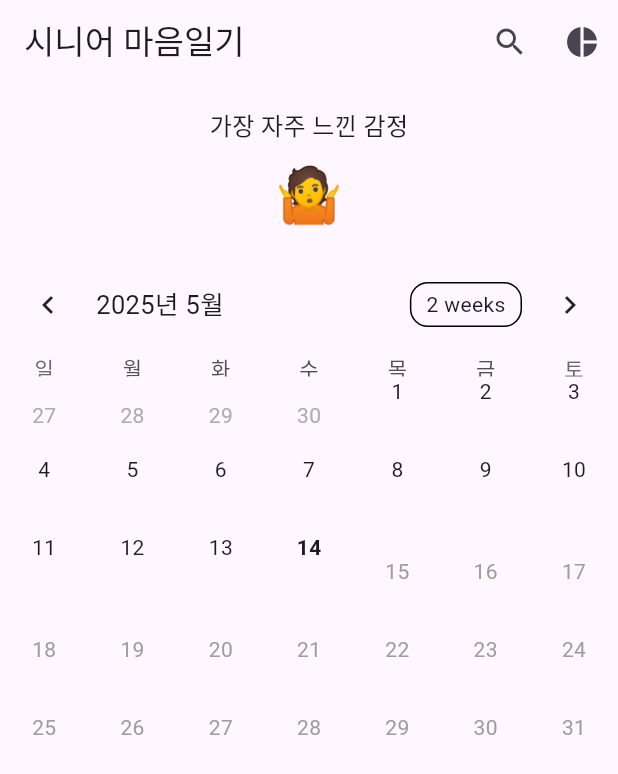
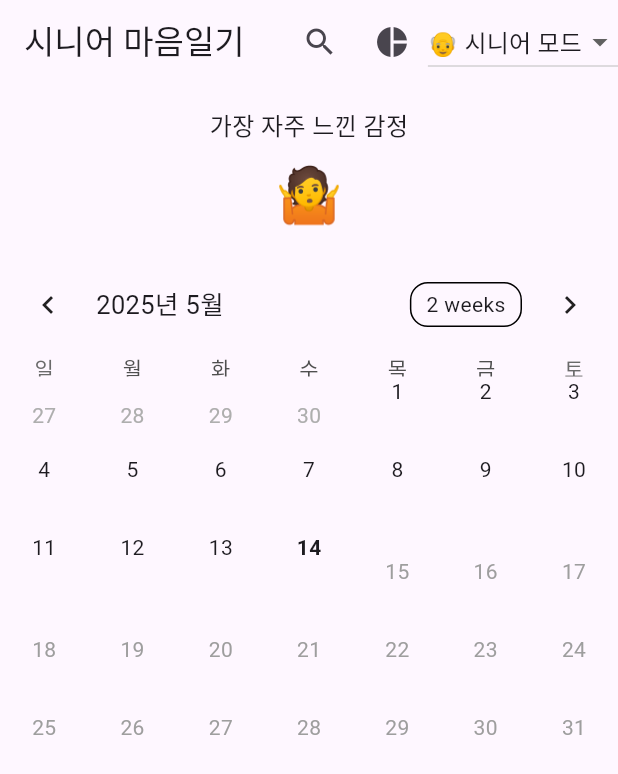
Before and after one commit to kimhyunjinjang/senior_mind_diary_app, a Flutter app: the screen it shows after launch, on a phone screen of 412 x 824 dp. Shown: the top 774 px of the screen. Run offline on Flutter 3.47's test engine with Material 3 defaults, Android fonts, the light colour scheme and no system bars; drawn by our look-alikes of table_calendar; our stand-ins replace firebase_auth, firebase_core, pie_chart, shared_preferences; accounts and stored records are empty; network calls fail.

Commit message:
테스트용 토글 구현 (시니어 모드, 보호자 모드)

```diff
--- a/lib/main.dart
+++ b/lib/main.dart
@@ -10,6 +10,45 @@ import 'package:shared_preferences/shared_preferences.dart';
 import 'dart:io';
 import 'package:path_provider/path_provider.dart';
 import 'package:pie_chart/pie_chart.dart';
+
+enum UserRole { senior, guardian }
+
+class RoleToggle extends StatefulWidget {
+  final UserRole currentRole;
+  final ValueChanged<UserRole> onRoleChanged;
+
+  const RoleToggle({required this.currentRole, required this.onRoleChanged, super.key});
+
+  @override
+  State<RoleToggle> createState() => _RoleToggleState();
+}
+
+class _RoleToggleState extends State<RoleToggle> {
+  late UserRole _role;
+
+  @override
+  void initState() {
+    super.initState();
+    _role = widget.currentRole;
+  }
+
+  @override
+  Widget build(BuildContext context) {
+    return DropdownButton<UserRole>(
+      value: _role,
+      items: const [
+        DropdownMenuItem(value: UserRole.senior, child: Text("👴 시니어 모드")),
+        DropdownMenuItem(value: UserRole.guardian, child: Text("👨 보호자 모드")),
+      ],
+      onChanged: (value) {
+        if (value != null) {
+          setState(() => _role = value);
+          widget.onRoleChanged(value);
+        }
+      },
+    );
+  }
+}
 
 Future<Map<String, Map<String, String>>> loadEmotionDataFromFirestore() async {
   final user = FirebaseAuth.instance.currentUser;
@@ -488,6 +527,7 @@ class _CalendarScreenState extends State<CalendarScreen> {
 
   DateTime _focusedDay = DateTime.now();
   DateTime? _selectedDay;
+  UserRole _currentRole = UserRole.senior;
 
   @override
   Widget build(BuildContext context) {
@@ -513,6 +553,15 @@ class _CalendarScreenState extends State<CalendarScreen> {
               );
             },
           ),
+          RoleToggle(
+            currentRole: _currentRole,
+            onRoleChanged: (newRole) {
+              setState(() {
+                _currentRole = newRole;
+                print(' 현재 역할: $_currentRole');
+              });
+            },
+          )
         ],
       ),
       body: Column(
```
